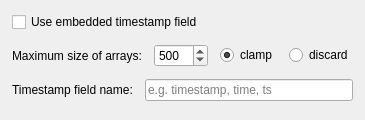
Old version of the form parser_json/json_parser_options.ui in the repository PlotJuggler/pj-official-plugins.
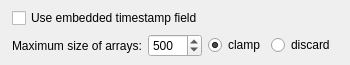
New version of the form.

Commit message: feat(zmq, json-parser): simplify ZMQ protocol options and trim JSON parser dialog (#129)

```diff
--- a/parser_json/json_parser_options.ui
+++ b/parser_json/json_parser_options.ui
@@ -7,27 +7,24 @@
     <x>0</x>
     <y>0</y>
     <width>350</width>
-    <height>120</height>
+    <height>50</height>
    </rect>
   </property>
   <property name="windowTitle">
    <string>JSON Parser Options</string>
   </property>
   <layout class="QVBoxLayout" name="verticalLayout">
-   <property name="spacing">
-    <number>12</number>
-   </property>
    <property name="leftMargin">
     <number>12</number>
    </property>
    <property name="topMargin">
-    <number>12</number>
+    <number>8</number>
    </property>
    <property name="rightMargin">
     <number>12</number>
    </property>
    <property name="bottomMargin">
-    <number>12</number>
+    <number>8</number>
    </property>
    <item>
     <widget class="QCheckBox" name="checkBoxUseEmbeddedTimestamp">
@@ -93,40 +90,6 @@
      </item>
     </layout>
    </item>
-   <item>
-    <layout class="QHBoxLayout" name="horizontalLayout">
-     <item>
-      <widget class="QLabel" name="labelTimestampField">
-       <property name="text">
-        <string>Timestamp field name:</string>
-       </property>
-      </widget>
-     </item>
-     <item>
-      <widget class="QLineEdit" name="lineEditTimestampField">
-       <property name="placeholderText">
-        <string>e.g. timestamp, time, ts</string>
-       </property>
-       <property name="toolTip">
-        <string>Name of the JSON field containing the timestamp value (in seconds or milliseconds).</string>
-       </property>
-      </widget>
-     </item>
-    </layout>
-   </item>
-   <item>
-    <spacer name="verticalSpacer">
-     <property name="orientation">
-      <enum>Qt::Vertical</enum>
-     </property>
-     <property name="sizeHint" stdset="0">
-      <size>
-       <width>20</width>
-       <height>40</height>
-      </size>
-     </property>
-    </spacer>
-   </item>
   </layout>
  </widget>
  <resources/>
```
The commit also changes 2 other files.
